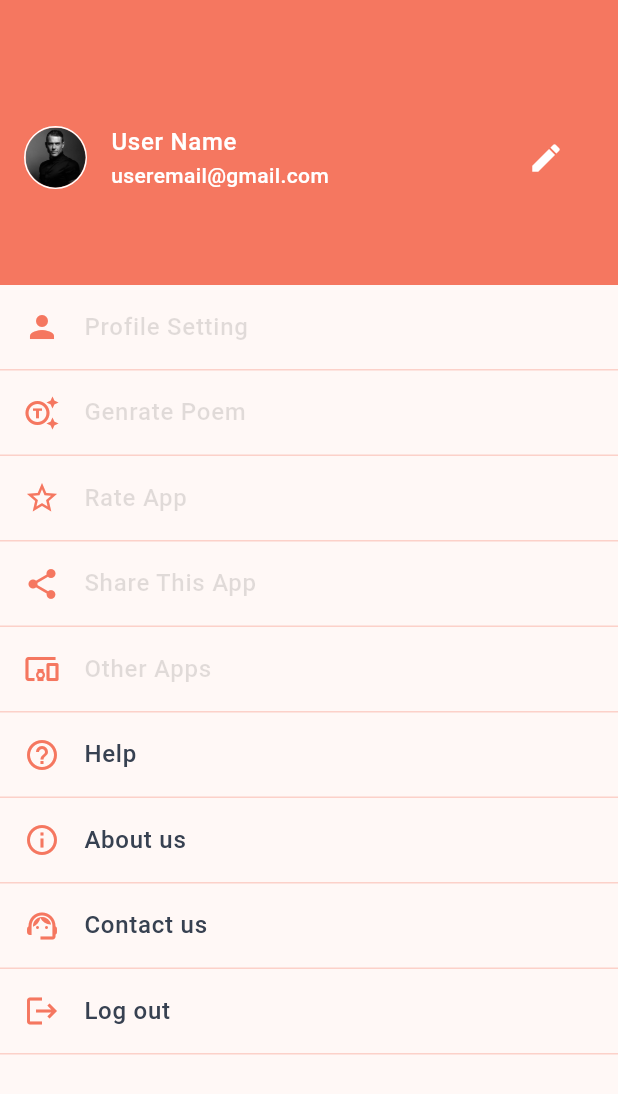
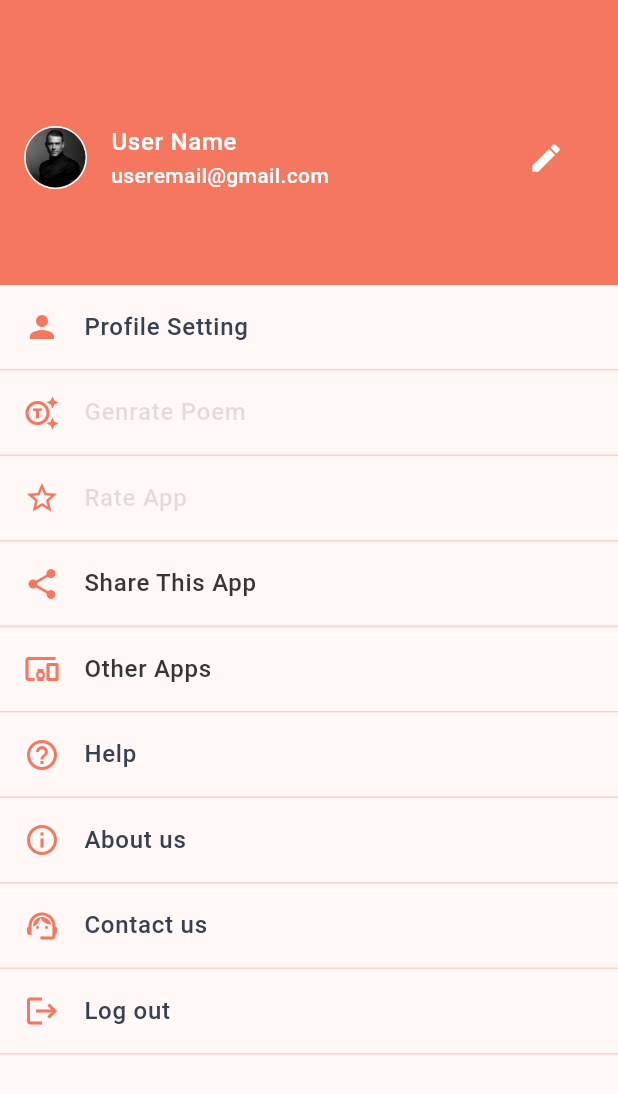
Before and after one commit to ammardev99/Poem_Generator, a Flutter app: the Menu screen opened directly, on a phone screen of 412 x 824 dp. Shown: the top 1094 px of the screen. Run offline on Flutter 3.47's test engine with Material 3 defaults, Android fonts, the phone set to English and light mode, and no system bars; our stand-ins replace awesome_bottom_bar, flutter_svg, get; missing offline and left inert: share_it.

Commit message:
ui arrangement

```diff
--- a/lib/Screens/categories.dart
+++ b/lib/Screens/categories.dart
@@ -23,6 +23,7 @@ class _CategoriesState extends State<Categories> {
   @override
   Widget build(BuildContext context) {
     return SafeArea(
+      child: SafeArea(
         child: Scaffold(
             appBar: AppBar(
               title: myHeading("All Poems", whiteColor),
@@ -43,6 +44,7 @@ class _CategoriesState extends State<Categories> {
                   ],
                 )),
                 ),
+      ),
     );
   }
 }
--- a/lib/Screens/ineer screens/poem_info.dart
+++ b/lib/Screens/ineer screens/poem_info.dart
@@ -12,7 +12,8 @@ class PoemInfo extends StatefulWidget {
 class _PoemInfoState extends State<PoemInfo> {
   @override
   Widget build(BuildContext context) {
-    return Scaffold(
+    return SafeArea(
+      child: Scaffold(
           appBar: AppBar(
             leading: BackButton(
               color: whiteColor,
@@ -33,7 +34,8 @@ class _PoemInfoState extends State<PoemInfo> {
                 ],
               ),
             ],
-        ));
+          )),
+    );
   }
 }
 
--- a/lib/Screens/menu.dart
+++ b/lib/Screens/menu.dart
@@ -5,6 +5,7 @@ import 'package:poem_generator/components/widgets.dart';
 
 import 'ineer screens/aboutus.dart';
 import 'ineer screens/contactus.dart';
+import 'ineer screens/profile_edit.dart';
 
 class Menu extends StatelessWidget {
   const Menu({super.key});
@@ -13,15 +14,14 @@ class Menu extends StatelessWidget {
   Widget build(BuildContext context) {
     return SafeArea(
       child: Scaffold(
-
           body: ListView(
         children: [
           userProfile("User Name", 'useremail@gmail.com', 'images/author.png'),
-          menuOption(Icons.person,'Profile Setting',context,),
+          menuOption(Icons.person,'Profile Setting',context,const EditProfile()),
           menuOption(Icons.generating_tokens_outlined,'Genrate Poem',context,),
           menuOption(Icons.star_border,'Rate App',context,),
-          menuOption(Icons.share,'Share This App',context,),
-          menuOption(Icons.devices_other,'Other Apps',context,),
+          shareOption(Icons.share,'Share This App','share',),
+          redirectOption(Icons.devices_other,'Other Apps','https://play.google.com/store/apps/developer?id=samz+creation&hl=en&gl=US'),
           menuOption(Icons.help_outline,'Help',context,const Help()),
           menuOption(Icons.info_outline,'About us',context,const AboutUs()),
           menuOption(Icons.support_agent,'Contact us',context,const ContactUs()),
--- a/lib/components/widgets.dart
+++ b/lib/components/widgets.dart
@@ -5,8 +5,10 @@ import 'package:poem_generator/Screens/ineer%20screens/poem_info.dart';
 import 'package:poem_generator/Screens/ineer%20screens/profile_edit.dart';
 import 'package:poem_generator/components/assets.dart';
 import 'package:poem_generator/models/category_model.dart';
+import 'package:url_launcher/url_launcher.dart';
+import 'package:share_it/share_it.dart';
 
-Widget myTitle(String text,  [Color? color]   ) {
+Widget myTitle(String text, [Color? color]) {
   return Text(
     text,
     style: TextStyle(
@@ -19,7 +21,6 @@ Widget myTitle(String text,  [Color? color]   ) {
 }
 
 Widget myHeading(String text, [Color? color]) {
-
   return Text(
     text,
     style: TextStyle(
@@ -39,7 +40,7 @@ Widget info(String text, [Color? color]) {
       fontWeight: FontWeight.w500,
       color: color ?? borderColor,
     ),
-    // textAlign: TextAlign.center,
+    textAlign: TextAlign.justify,
   );
 }
 
@@ -110,6 +111,56 @@ Widget menuOption(IconData icon, String txt, BuildContext context, [page]) {
               ))
             : Navigator.push(
                 context, MaterialPageRoute(builder: (context) => page));
+      },
+    ),
+  );
+}
+
+Widget redirectOption(IconData icon, String txt, String url) {
+  return Container(
+    decoration: BoxDecoration(
+        border: Border(bottom: BorderSide(color: primaryColor03))),
+    child: ListTile(
+      hoverColor: primaryColor03,
+      splashColor: primaryColor03,
+      leading: Icon(icon),
+      iconColor: primaryColor,
+      title: myHeading(
+        txt,
+      ),
+      onTap: () async {
+        // var url = 'https://play.google.com/store/apps/developer?id=samz+creation&hl=en&gl=US';
+        // ignore: deprecated_member_use
+        if (await canLaunch(url)) {
+          // ignore: deprecated_member_use
+          await launch(url);
+        } else {
+          throw 'Could not launch url';
+        }
+        // ignore: avoid_print
+        print('fb');
+      },
+    ),
+  );
+}
+
+Widget shareOption(IconData icon, String txt, String message) {
+  return Container(
+    decoration: BoxDecoration(
+        border: Border(bottom: BorderSide(color: primaryColor03))),
+    child: ListTile(
+      hoverColor: primaryColor03,
+      splashColor: primaryColor03,
+      leading: Icon(icon),
+      iconColor: primaryColor,
+      title: myHeading(
+        txt,
+      ),
+      onTap: () {
+        ShareIt.text(
+          content: 'message');
+        // ignore: avoid_print
+        print('share');
       },
     ),
   );
@@ -279,8 +330,7 @@ Widget poemOfTheDay(Category category) {
                     ],
                   ),
                 ),
-              )
-                  ),
+              )),
             ],
           ),
 // over layer Fav and likes
@@ -404,6 +454,7 @@ Widget categoriesButtons() {
     scrollDirection: Axis.horizontal, // Ensures horizontal scrolling
     child: Row(
       children: [
+        sizeBox(15),
         categoryButton("New Poems"),
         sizeBox(5),
         categoryButton("Poems"),
--- a/lib/main.dart
+++ b/lib/main.dart
@@ -6,7 +6,7 @@ import 'package:poem_generator/components/assets.dart';
 
 void main() {
   SystemChrome.setSystemUIOverlayStyle( SystemUiOverlayStyle(
-    statusBarColor: lightColor, // Set your desired status bar color
+    statusBarColor: primaryColor, // Set your desired status bar color
     statusBarBrightness: Brightness.light, // Set status bar text brightness (light or dark)
   ));
   runApp(const MyApp());
--- a/pubspec.yaml
+++ b/pubspec.yaml
@@ -39,6 +39,8 @@ dependencies:
   get: ^4.6.6
   awesome_bottom_bar: ^1.2.4
   url_launcher: ^6.2.6
+  share_it: ^0.7.0
+  share_me: ^0.0.17
 
 dev_dependencies:
   flutter_test:
```
Also changed, not shown: lib/Screens/explore.dart (+3 -6 lines), lib/Screens/ineer screens/category_feed.dart (+6 -10 lines), pubspec.lock. Lines whose indentation alone changed are shown as unchanged.
